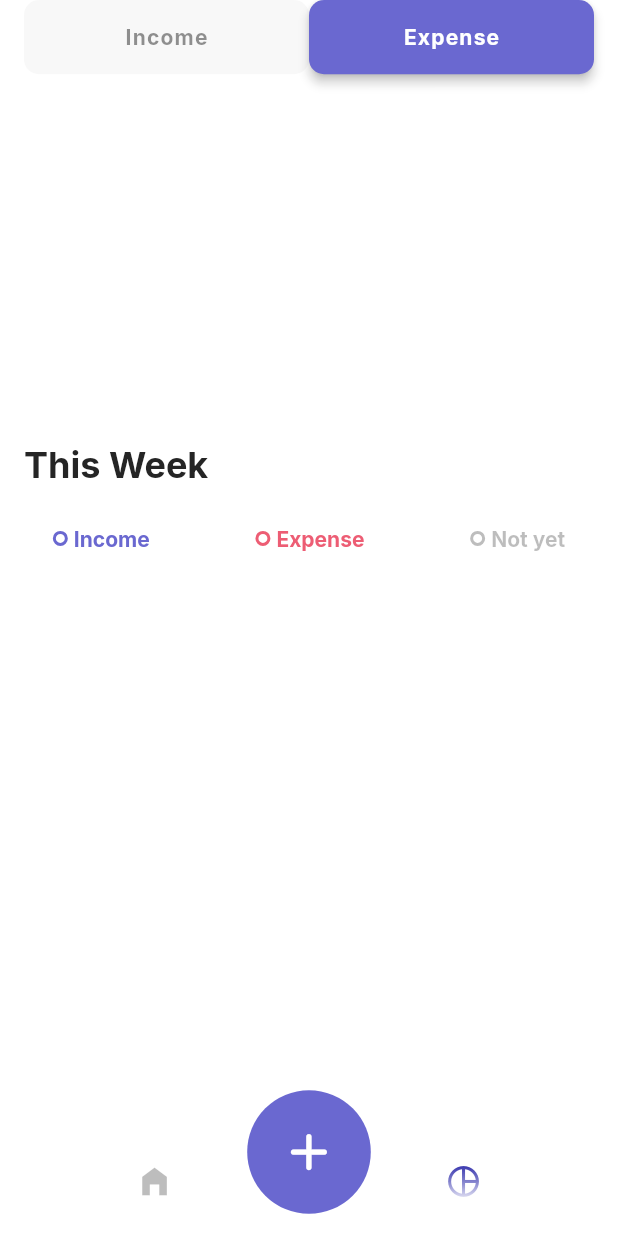
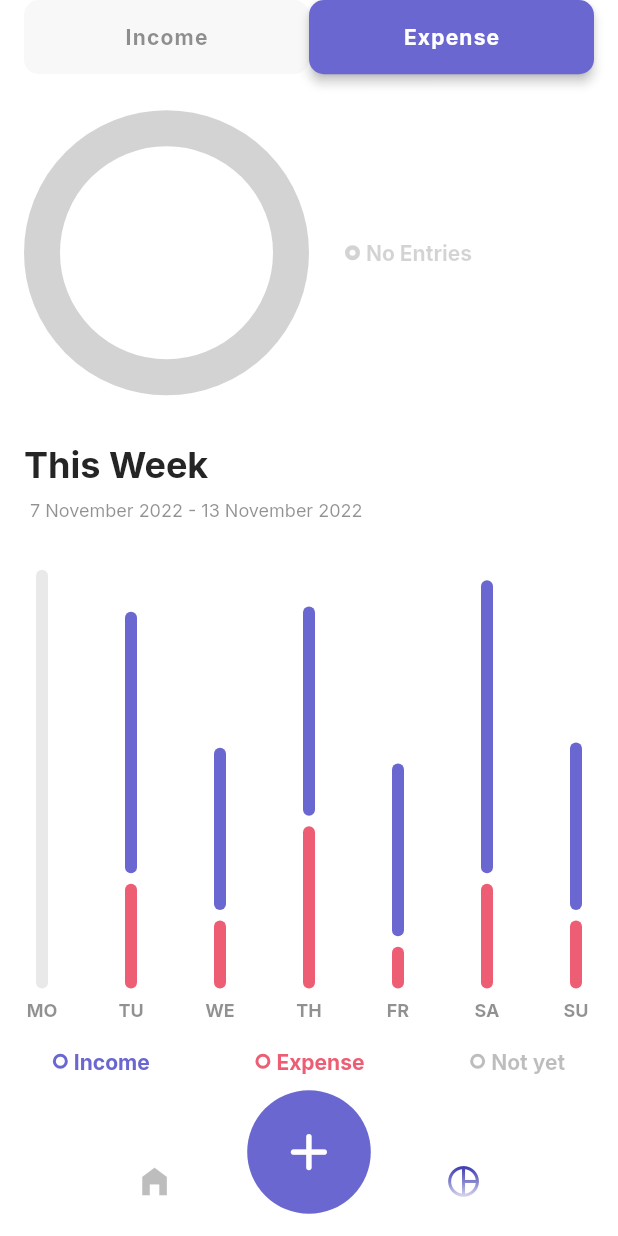
Before and after one commit to Muazzy/ExpenSicko, a Flutter app: the screen it shows once a user with an empty profile is signed in, item 2 of the bottom bar chosen, on a phone screen of 412 x 824 dp. Run offline on Flutter 3.47's test engine with Material 2 defaults, Android fonts, the phone set to English and light mode, and no system bars; drawn by our look-alikes of fl_chart; our stand-ins replace cloud_firestore, firebase_auth, firebase_core, flutter_svg, font_awesome_flutter, google_fonts and 3 more; accounts and stored records are empty.

Commit message:
basic functionality working

```diff
--- a/lib/constants/image_paths.dart
+++ b/lib/constants/image_paths.dart
@@ -1,2 +1,3 @@
 const String obImg1 = 'assets/onBoard1.png';
 const String obImg2 = 'assets/onBoard2.png';
+const String defaultUserImg = 'assets/user_pp.svg';
--- a/lib/model/transaction_model.dart
+++ b/lib/model/transaction_model.dart
@@ -106,11 +106,6 @@ class AppTransaction {
     }
     return '${dateTime.day} ${months[dateTime.month - 1]} ${dateTime.year}';
   }
-
-  String weekDayName(int weekday) => daysOfTheWeek[weekday - 1];
-
-  static DateTime get mostRecentMondayFromCurrentDay =>
-      DateTime(now.year, now.month, now.day - (now.weekday - 1));
 
   String get categoryString {
     if (isExpense) {
--- a/lib/screens/statistics_screen.dart
+++ b/lib/screens/statistics_screen.dart
@@ -4,6 +4,7 @@ import 'package:expense_tracker_v2/services/data_repository.dart';
 import 'package:expense_tracker_v2/model/transaction_model.dart';
 import 'package:expense_tracker_v2/screens/example.dart';
 import 'package:expense_tracker_v2/utils/date_utils.dart';
+import 'package:expense_tracker_v2/utils/transaction_conversions.dart';
 import 'package:expense_tracker_v2/widgets/stats/category_item_customtext.dart';
 import 'package:expense_tracker_v2/widgets/stats/custom_switch.dart';
 import 'package:fl_chart/fl_chart.dart';
@@ -16,73 +17,27 @@ class StatScreen extends StatelessWidget {
   @override
   Widget build(BuildContext context) {
     var width = MediaQuery.of(context).size.width;
+    bool isExpense = context.watch<DataRepositroy>().getIsExpense;
+    final List<DateTime> thisWeek = getThisWeek();
 
-    // for (var element in transactions) {
-    //   for (var day in thisWeek) {
-    //     if (element.dateTime == day && element.isExpense) {
-    //       totalIncomeAndExpenseOfEachDayThisWeek.update(
-    //         day,
-    //         (value) => {
-    //           'totalAmount': value['totalAmount'] + element.amount,
-    //           'color': element.color,
-    //         },
-    //         ifAbsent: () => {
-    //           'totalAmount': element.amount,
-    //           'color': element.color,
-    //         },
-    //       );
-    //     }
-    //   }
-    // }
-//TODO: kal tak ye done krna hai.,
-    // for (var day in thisWeek) {
-    //   for (var transactionItem in transactions) {
-    //     if (AppTransaction.isSameDay(day, transactionItem.dateTime) &&
-    //         transactionItem.isExpense) {
-    //       totalIncomeAndExpenseOfEachDayThisWeek.update(
-    //         day,
-    //         (value) => {
-    //           'totalExpense': value['totalExpense'] + transactionItem.amount,
-    //           'totalIncome': value['totalIncome'],
-    //         },
-    //         ifAbsent: () => {
-    //           'totalExpense': transactionItem.amount,
-    //           'totalIncome': 0,
-    //         },
-    //       );
-    //     }
+    return StreamBuilder<List<AppTransaction>>(
+      stream: context.read<DataRepositroy>().transactionStream,
+      builder: (context, snapshot) {
+        final transactions = snapshot.data ?? [];
+        final Map<String, dynamic> pieChartData =
+            getPieChartData(isExpense, transactions);
+        final Map<int, dynamic> barChartData = getBarChartData(transactions);
 
-    //     if (AppTransaction.isSameDay(day, transactionItem.dateTime) &&
-    //         !transactionItem.isExpense) {
-    //       totalIncomeAndExpenseOfEachDayThisWeek.update(
-    //         day,
-    //         (value) => {
-    //           'totalIncome': value['totalIncome'] + transactionItem.amount,
-    //           'totalExpense': value['totalExpense'],
-    //         },
-    //         ifAbsent: () => {
-    //           'totalIncome': transactionItem.amount,
-    //           'totalExpense': 0,
-    //         },
-    //       );
-    //     }
-    //   }
-    // }
-
-    //thisWeek // list of days of this week
-
-    return Consumer<DataRepositroy>(
-      builder: (context, data, child) {
-        // child:
+        if (snapshot.hasData) {
           return SafeArea(
             child: Column(
               crossAxisAlignment: CrossAxisAlignment.start,
               children: [
                 CustomSwitch(
                   onPressed: () {
-                  data.toggleExpense();
+                    context.read<DataRepositroy>().toggleExpense();
                   },
-                isExpense: data.getIsExpense,
+                  isExpense: isExpense,
                   width: width,
                   padding: 16,
                 ),
@@ -102,19 +57,29 @@ class StatScreen extends StatelessWidget {
                                   borderData: FlBorderData(show: true),
                                   sectionsSpace: 0,
                                   startDegreeOffset: 270,
-                              // sections: data.pieChData
-                              //     .map((category, valueMap) => MapEntry(
-                              //           category,
-                              //           PieChartSectionData(
-                              //             showTitle: false,
-                              //             color: valueMap['color'],
-                              //             radius: 24.0,
-                              //             value: valueMap['totalAmount'],
-                              //           ),
-                              //         ))
-                              //     .values
-                              //     .toList(),
+                                  sections: pieChartData.isNotEmpty
+                                      ? pieChartData
+                                          .map((category, valueMap) => MapEntry(
+                                                category,
+                                                PieChartSectionData(
+                                                  showTitle: false,
+                                                  color: valueMap['color'],
+                                                  radius: 24.0,
+                                                  value:
+                                                      valueMap['totalAmount'],
                                                 ),
+                                              ))
+                                          .values
+                                          .toList()
+                                      : [
+                                          PieChartSectionData(
+                                            showTitle: false,
+                                            color:
+                                                bodyTextColor.withOpacity(0.2),
+                                            radius: 24.0,
+                                            value: 69,
+                                          ),
+                                        ]),
                             ),
                           ),
                         ),
@@ -123,7 +88,8 @@ class StatScreen extends StatelessWidget {
                         child: Padding(
                           padding: const EdgeInsets.only(left: 24),
                           child: Column(
-                          children: data.pieChartData
+                            children: pieChartData.isNotEmpty
+                                ? pieChartData
                                     .map(
                                       (category, valueMap) => MapEntry(
                                         category,
@@ -135,7 +101,15 @@ class StatScreen extends StatelessWidget {
                                       ),
                                     )
                                     .values
-                              .toList(),
+                                    .toList()
+                                : [
+                                    CategoryItem(
+                                      categoryName: 'No Entries',
+                                      categoryColor:
+                                          bodyTextColor.withOpacity(0.2),
+                                      borderWidth: 3,
+                                    )
+                                  ],
                           ),
                         ),
                       ),
@@ -157,26 +131,26 @@ class StatScreen extends StatelessWidget {
                         ),
                       ),
                       const SizedBox(height: 8),
-                    // Padding(
-                    //   padding: const EdgeInsets.only(left: 4),
-                    //   child: Text(
-                    //     '${formatDate(data.thisWeek[0])} - ${formatDate(
-                    //       data.thisWeek[data.thisWeek.length - 1],
-                    //     )}', //this will be handled dynamically.
-                    //     // '',
-                    //     style: TextStyle(
-                    //       color: bodyTextColor.withOpacity(0.5),
-                    //       // fontWeight: FontWeight.bold,
-                    //       fontSize: 12,
-                    //     ),
-                    //   ),
-                    // ),
+                      Padding(
+                        padding: const EdgeInsets.only(left: 4),
+                        child: Text(
+                          '${formatDate(thisWeek[0])} - ${formatDate(
+                            thisWeek[thisWeek.length - 1],
+                          )}', //this will be handled dynamically.
+                          // '',
+                          style: TextStyle(
+                            color: bodyTextColor.withOpacity(0.5),
+                            // fontWeight: FontWeight.bold,
+                            fontSize: 12,
+                          ),
+                        ),
+                      ),
                     ],
                   ),
                 ),
                 //TODO: bar chart dyanamically
                 //make this dynamical tommorow.
-              // BarChartSample6(expenseAndIncomes: data.barChartData),
+                BarChartSample6(expenseAndIncomes: barChartData),
                 Padding(
                   padding: const EdgeInsets.symmetric(vertical: 8.0),
                   child: Row(
@@ -204,6 +178,16 @@ class StatScreen extends StatelessWidget {
               ],
             ),
           );
+        } else if (snapshot.connectionState == ConnectionState.waiting) {
+          return const Center(
+            child: CircularProgressIndicator(),
+          );
+        } else if (snapshot.hasError) {
+          return Center(
+            child: Text('something went wrong ${snapshot.error}'),
+          );
+        }
+        return Container();
       },
     );
   }
--- a/lib/services/data_repository.dart
+++ b/lib/services/data_repository.dart
@@ -1,119 +1,3 @@
-// import 'package:expense_tracker_v2/model/transaction_model.dart';
-// import 'package:expense_tracker_v2/utils/date_utils.dart';
-// import 'package:flutter/widgets.dart';
-
-// class Data with ChangeNotifier {
-//   Data() {
-//     init();
-//   }
-
-//   void init() {
-//     updatePieChart();
-//     createThisWeek();
-//     updateTotalIncomeAndExpenseOfEachDay();
-//   }
-
-//   //this will be dynamically fetched
-//   List<AppTransaction> transactions = [
-//     // AppTransaction.formatDate(dateTime)
-//     // AppTransaction(
-//     //   uid: '',
-//     //   amount: 10,
-//     //   name: 'aise hee',
-//     //   dateTime: DateTime(2022, 10, 31),
-//     //   document: null,
-//     //   category: 1,
-//     //   isExpense: true,
-//     // ),
-//     // AppTransaction(
-//     //   uid: '',
-//     //   amount: 80,
-//     //   name: 'aise hee',
-//     //   dateTime: DateTime.now(),
-//     //   document: null,
-//     //   category: 2,
-//     //   isExpense: false,
-//     // ),
-//     // AppTransaction(
-//     //   uid: '',
-//     //   amount: 10,
-//     //   name: 'aise hee',
-//     //   dateTime: DateTime.now(),
-//     //   document: null,
-//     //   category: 0,
-//     //   isExpense: true,
-//     // ),
-//     // AppTransaction(
-//     //   uid: '',
-//     //   amount: 80,
-//     //   name: 'aise hee',
-//     //   dateTime: DateTime.now(),
-//     //   document: null,
-//     //   category: 2,
-//     //   isExpense: false,
-//     // ),
-//     // AppTransaction(
-//     //   uid: '',
-//     //   amount: 10,
-//     //   name: 'aise hee',
-//     //   dateTime: DateTime.now(),
-//     //   document: null,
-//     //   category: 4,
-//     //   isExpense: true,
-//     // ),
-//     // AppTransaction(
-//     //   uid: '',
-//     //   amount: 80,
-//     //   name: 'aise hee',
-//     //   dateTime: DateTime.now(),
-//     //   document: null,
-//     //   category: 4,
-//     //   isExpense: false,
-//     // ),
-//   ];
-
-//   final barChartData = <int, dynamic>{};
-//   Map<int, dynamic> get getBarchartData => barChartData;
-
-//   void updateTotalIncomeAndExpenseOfEachDay() {
-//     for (int i = 0; i < thisWeek.length; i++) {
-//       for (var transactionItem in transactions) {
-//         if (isSameDay(thisWeek[i], transactionItem.dateTime) &&
-//             transactionItem.isExpense) {
-//           barChartData.update(
-//             i,
-//             (value) => {
-//               'totalExpense': value['totalExpense'] + transactionItem.amount,
-//               'totalIncome': value['totalIncome'],
-//             },
-//             ifAbsent: () => {
-//               'totalExpense': transactionItem.amount,
-//               'totalIncome': 0,
-//             },
-//           );
-//         }
-
-//         if (isSameDay(thisWeek[i], transactionItem.dateTime) &&
-//             !transactionItem.isExpense) {
-//           barChartData.update(
-//             i,
-//             (value) => {
-//               'totalIncome': value['totalIncome'] + transactionItem.amount,
-//               'totalExpense': value['totalExpense'],
-//             },
-//             ifAbsent: () => {
-//               'totalIncome': transactionItem.amount,
-//               'totalExpense': 0,
-//             },
-//           );
-//         }
-//       }
-//     }
-
-//     notifyListeners();
-//   }
-// }
-
 import 'package:cloud_firestore/cloud_firestore.dart';
 import 'package:expense_tracker_v2/model/transaction_model.dart';
 import 'package:expense_tracker_v2/services/auth_repository.dart';
@@ -134,29 +18,13 @@ class DataRepositroy extends ChangeNotifier {
     notifyListeners();
   }
 
+  //FOR STATS SCREEN
   bool _isExpense = true;
 
   bool get getIsExpense => _isExpense;
 
   void toggleExpense() {
     _isExpense = !_isExpense;
-    pieChartData.clear();
-    notifyListeners();
-    // updatePieChartData();
-    // // print(_isExpense);
-    // print(barChartData);
-  }
-
-  final List<DateTime> _thisWeek = [];
-  List<DateTime> get thisWeek => _thisWeek;
-  void createThisWeek() {
-    for (int i = 0; i < 7; i++) {
-      _thisWeek.add(
-        AppTransaction.mostRecentMondayFromCurrentDay.add(
-          Duration(days: i),
-        ),
-      );
-    }
     notifyListeners();
   }
 
@@ -194,30 +62,4 @@ class DataRepositroy extends ChangeNotifier {
       showSnackBar(context, e.toString());
     }
   }
-
-  final pieChartData = <String, dynamic>{};
-
-  // void updatePieChartData() {
-  //   transactionStream.listen(
-  //     (transactions) {
-  //       for (var element in transactions) {
-  //         if (element.isExpense == _isExpense) {
-  //           pieChartData.update(
-  //             element.categoryString,
-  //             (value) => {
-  //               'totalAmount': value['totalAmount'] + element.amount,
-  //               'color': element.color,
-  //             },
-  //             ifAbsent: () => {
-  //               'totalAmount': element.amount,
-  //               'color': element.color,
-  //             },
-  //           );
-  //         }
-  //       }
-  //     },
-  //     onDone: notifyListeners,
-  //     onError: (e) => print(e),
-  //   );
-  // }
 }
--- a/lib/utils/date_utils.dart
+++ b/lib/utils/date_utils.dart
@@ -15,3 +15,27 @@ bool isSameDay(DateTime d1, DateTime d2) =>
 
 String formatDate(DateTime dateTime) =>
     '${dateTime.day} ${months[dateTime.month - 1]} ${dateTime.year}';
+
+String weekDayName(int weekday) => daysOfTheWeek[weekday - 1];
+
+DateTime get mostRecentMondayFromCurrentDay =>
+    DateTime(now.year, now.month, now.day - (now.weekday - 1));
+
+// final List<DateTime> _thisWeek = [];
+// List<DateTime> get thisWeek => _thisWeek;
+
+// void createThisWeek() {
+
+// }
+
+List<DateTime> getThisWeek() {
+  List<DateTime> list = [];
+  for (int i = 0; i < 7; i++) {
+    list.add(
+      mostRecentMondayFromCurrentDay.add(
+        Duration(days: i),
+      ),
+    );
+  }
+  return list;
+}
--- /dev/null
+++ b/lib/utils/transaction_conversions.dart
@@ -0,0 +1,77 @@
+import 'package:expense_tracker_v2/model/transaction_model.dart';
+import 'package:expense_tracker_v2/utils/date_utils.dart';
+
+double addAllTransactionAmount(
+  bool isExpense,
+  List<AppTransaction> transactions,
+) =>
+    transactions
+        .where(
+          (transactionElement) => transactionElement.isExpense == isExpense,
+        )
+        .map((e) => e.amount)
+        .fold(
+          0.0,
+          (previousValue, element) => previousValue + element,
+        );
+
+getPieChartData(bool isExpense, List<AppTransaction> transactions) {
+  Map<String, dynamic> pieChartData = {};
+  for (var element in transactions) {
+    if (element.isExpense == isExpense) {
+      pieChartData.update(
+        element.categoryString,
+        (value) => {
+          'totalAmount': value['totalAmount'] + element.amount,
+          'color': element.color,
+        },
+        ifAbsent: () => {
+          'totalAmount': element.amount,
+          'color': element.color,
+        },
+      );
+    }
+  }
+  return pieChartData;
+}
+
+final thisWeek = getThisWeek();
+
+Map<int, dynamic> getBarChartData(List<AppTransaction> transactions) {
+  Map<int, dynamic> barChartData = {};
+
+  for (int i = 0; i < thisWeek.length; i++) {
+    for (var transactionItem in transactions) {
+      if (isSameDay(thisWeek[i], transactionItem.dateTime) &&
+          transactionItem.isExpense) {
+        barChartData.update(
+          i,
+          (value) => {
+            'totalExpense': value['totalExpense'] + transactionItem.amount,
+            'totalIncome': value['totalIncome'],
+          },
+          ifAbsent: () => {
+            'totalExpense': transactionItem.amount,
+            'totalIncome': 0,
+          },
+        );
+      }
+
+      if (isSameDay(thisWeek[i], transactionItem.dateTime) &&
+          !transactionItem.isExpense) {
+        barChartData.update(
+          i,
+          (value) => {
+            'totalIncome': value['totalIncome'] + transactionItem.amount,
+            'totalExpense': value['totalExpense'],
+          },
+          ifAbsent: () => {
+            'totalIncome': transactionItem.amount,
+            'totalExpense': 0,
+          },
+        );
+      }
+    }
+  }
+  return barChartData;
+}
```
Also changed, not shown: lib/screens/add_transaction_screen.dart (+20 -2 lines), lib/screens/home_screen.dart (+29 -11 lines). Lines whose indentation alone changed are shown as unchanged.
